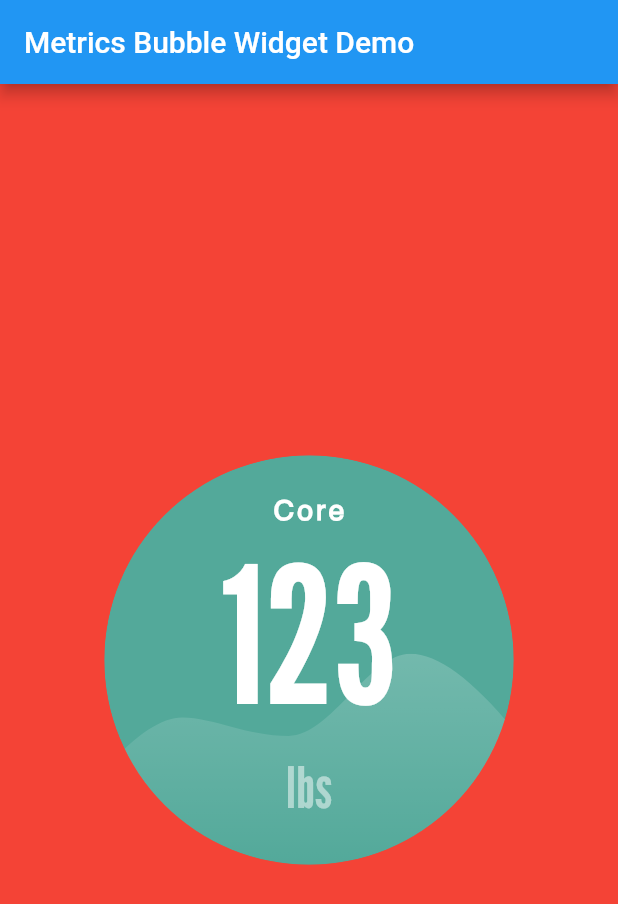
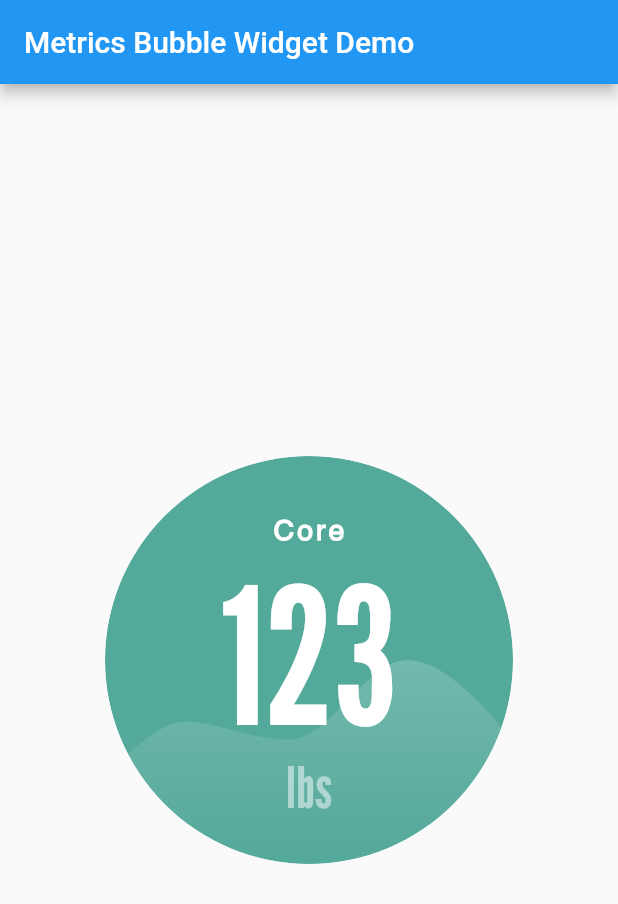
Before and after one commit to samuelobe/metrics_bubble, a Flutter app: the screen it shows after launch, on a phone screen of 412 x 824 dp. Shown: the top 904 px of the screen. Run offline on Flutter 3.47's test engine with Material 2 defaults, Android fonts, the phone set to English and light mode, and no system bars; our stand-ins replace flutter_svg.

Commit message:
Finalized design of widget

```diff
--- a/lib/main.dart
+++ b/lib/main.dart
@@ -16,7 +16,7 @@ class MyApp extends StatelessWidget {
       theme: ThemeData(
         primarySwatch: Colors.blue,
       ),
-      home: const HomePage(title: 'Metrics Bubble Widget Demo'),
+      home: const DemoPage(title: 'Metrics Bubble Widget Demo'),
     );
   }
 }
--- a/lib/pages/home_page.dart
+++ b/lib/pages/home_page.dart
@@ -1,30 +1,26 @@
 import 'package:flutter/material.dart';
 import 'package:metrics_bubble/widgets/metrics_bubble.dart';
 
-class HomePage extends StatefulWidget {
-  const HomePage({Key? key, required this.title}) : super(key: key);
+class DemoPage extends StatefulWidget {
+  const DemoPage({Key? key, required this.title}) : super(key: key);
 
   final String title;
 
   @override
-  State<HomePage> createState() => _HomePageState();
+  State<DemoPage> createState() => _DemoPageState();
 }
 
-class _HomePageState extends State<HomePage> {
+class _DemoPageState extends State<DemoPage> {
   @override
   Widget build(BuildContext context) {
     return Scaffold(
         appBar: AppBar(
           title: Text(widget.title),
         ),
-        body: Container(
-          color: Colors.red,
-          child: const Center(
-            child: MetricsBubble(
-              label: 'Core',
-              weight: 123,
-              diameter: 273,
-            ),
+        body: const Center(
+          child: MetricsBubble(
+            label: 'Core',
+            weight: 123,
           ),
         ));
   }
--- a/lib/widgets/metrics_bubble.dart
+++ b/lib/widgets/metrics_bubble.dart
@@ -1,28 +1,32 @@
 import 'package:flutter/material.dart';
 import 'package:flutter_svg/flutter_svg.dart';
 
-/// This widget displays a weight and a label for strength assessment summaries
+/// A widget that displays a weight (lbs) and a label for
+/// strength assessment summaries
 class MetricsBubble extends StatelessWidget {
-  /// Represents the type of workout
+  /// The label that is shown in the upper portion of the widget.
   final String label;
 
-  /// Represents a value between 0 and 350 lbs
+  /// The weight that is displayed in the middle portion of the widget.
   final num weight;
 
-  /// Represents the diamter of the bubble
+  /// The diameter for the bubble.
   final double? diameter;
 
-  /// Represents decoration of the widget
+  /// An optional decoration to modify the appearance of the bubble.
   final BoxDecoration? decoration;
 
-  /// Represents an optional style for the label
+  /// An optional style to modify the appearance of the label.
   final TextStyle? labelStyle;
 
-  /// Represents an optional style for the weight
+  /// An optional style to modify the apperance of the weight.
   final TextStyle? weightStyle;
 
-  /// Represents an optionals style for the unit
+  /// An optional style to modify the appearance of the unit.
   final TextStyle? unitStyle;
+
+  /// An optional onTap callback for registering a user touch action.
+  final VoidCallback? onTap;
 
   const MetricsBubble(
       {Key? key,
@@ -32,12 +36,15 @@ class MetricsBubble extends StatelessWidget {
       this.decoration,
       this.labelStyle,
       this.weightStyle,
-      this.unitStyle})
+      this.unitStyle,
+      this.onTap})
       : super(key: key);
 
   @override
   Widget build(BuildContext context) {
-    return ClipOval(
+    return GestureDetector(
+      onTap: onTap,
+      child: ClipOval(
         child: SizedBox(
           height: diameter ?? BubbleConstants.kBubbleDiameter,
           width: diameter ?? BubbleConstants.kBubbleDiameter,
@@ -45,7 +52,8 @@ class MetricsBubble extends StatelessWidget {
             alignment: Alignment.center,
             children: [
               Container(
-                decoration: decoration ?? BubbleConstants.kBubbleBoxDecoration),
+                  decoration:
+                      decoration ?? BubbleConstants.kBubbleBoxDecoration),
               Align(
                 alignment: Alignment.bottomCenter,
                 child: SvgPicture.asset(
@@ -54,15 +62,6 @@ class MetricsBubble extends StatelessWidget {
                   width: diameter,
                 ),
               ),
-            Column(
-              mainAxisAlignment: MainAxisAlignment.center,
-              crossAxisAlignment: CrossAxisAlignment.center,
-              children: [
-                Text(
-                  label,
-                  style: labelStyle ?? BubbleConstants.kTextStyle,
-                  overflow: TextOverflow.ellipsis,
-                ),
               Center(
                 child: Text(
                   '$weight',
@@ -70,7 +69,16 @@ class MetricsBubble extends StatelessWidget {
                   overflow: TextOverflow.ellipsis,
                 ),
               ),
-                Center(
+              Positioned(
+                top: (diameter ?? BubbleConstants.kBubbleDiameter) * 0.15,
+                child: Text(
+                  label,
+                  style: labelStyle ?? BubbleConstants.kTextStyle,
+                  overflow: TextOverflow.ellipsis,
+                ),
+              ),
+              Positioned(
+                bottom: (diameter ?? BubbleConstants.kBubbleDiameter) * 0.1,
                 child: Text(
                   'lbs',
                   style: unitStyle ?? BubbleConstants.kUnitStyle,
@@ -79,7 +87,6 @@ class MetricsBubble extends StatelessWidget {
               )
             ],
           ),
-          ],
         ),
       ),
     );
```
Lines whose indentation alone changed are shown as unchanged.
